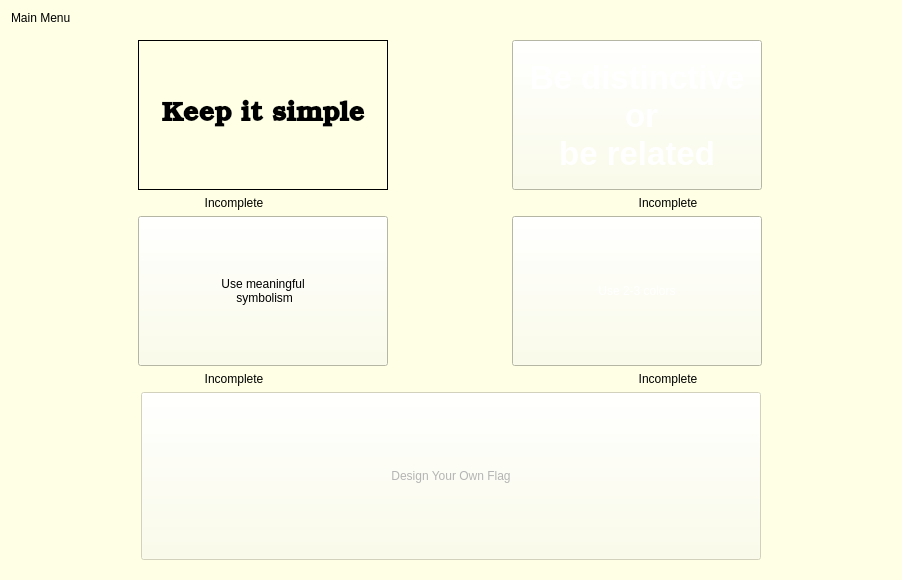
The window that mainmenu.ui (zxjorge/EDApp) describes before a commit, drawn with Qt 5.
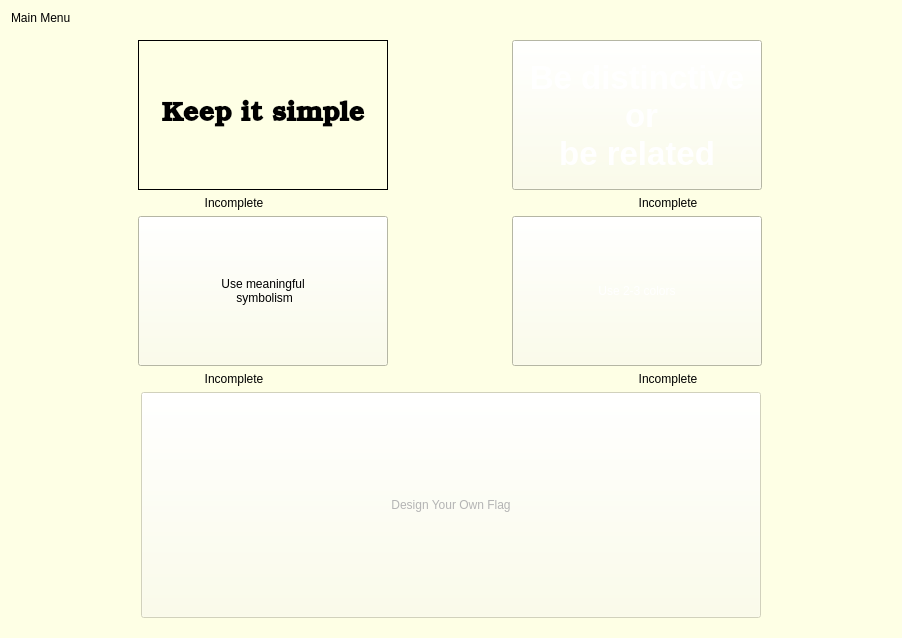
The same window after the commit. Icons and pictures are not drawn.

The edit to the form file:
```diff
--- a/mainmenu.ui
+++ b/mainmenu.ui
@@ -7,7 +7,7 @@
     <x>0</x>
     <y>0</y>
     <width>902</width>
-    <height>580</height>
+    <height>638</height>
    </rect>
   </property>
   <property name="sizePolicy">
@@ -302,7 +302,7 @@
            <string notr="true">QPushButton#DesignButton {
 	background-image: url(:/Flags/nationalFlags.jpg);
 	 font: 600 20pt &quot;Bookman Old Style&quot;;
-    color: rgb(255, 255, 0);
+    color: rgb(0, 0, 0);
     text-align: center;
 }
 QPushButton#DesignButton:disabled {
```
